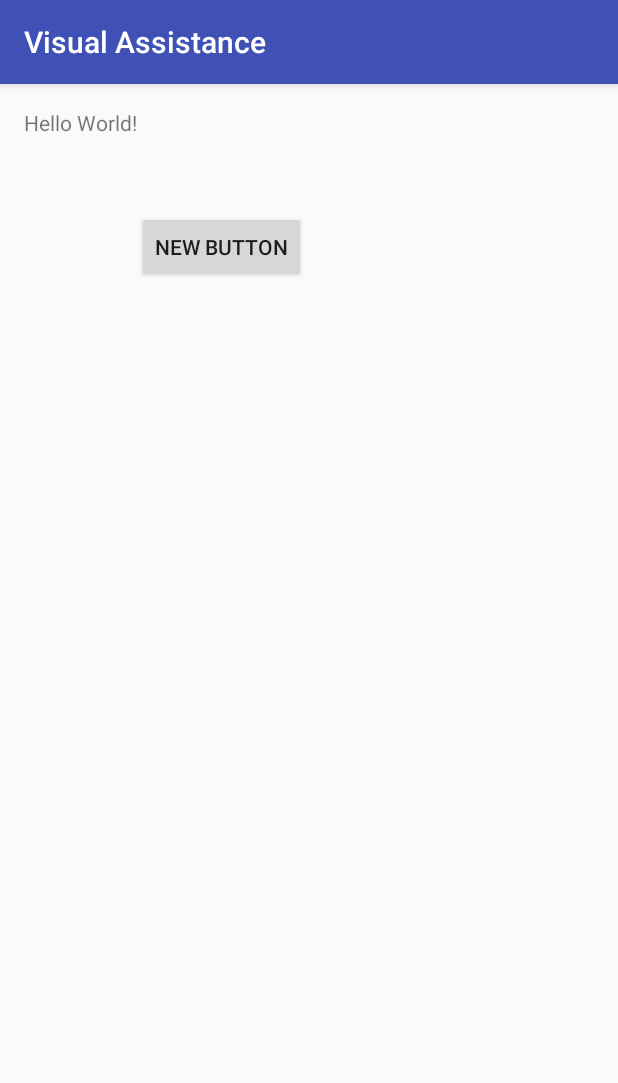
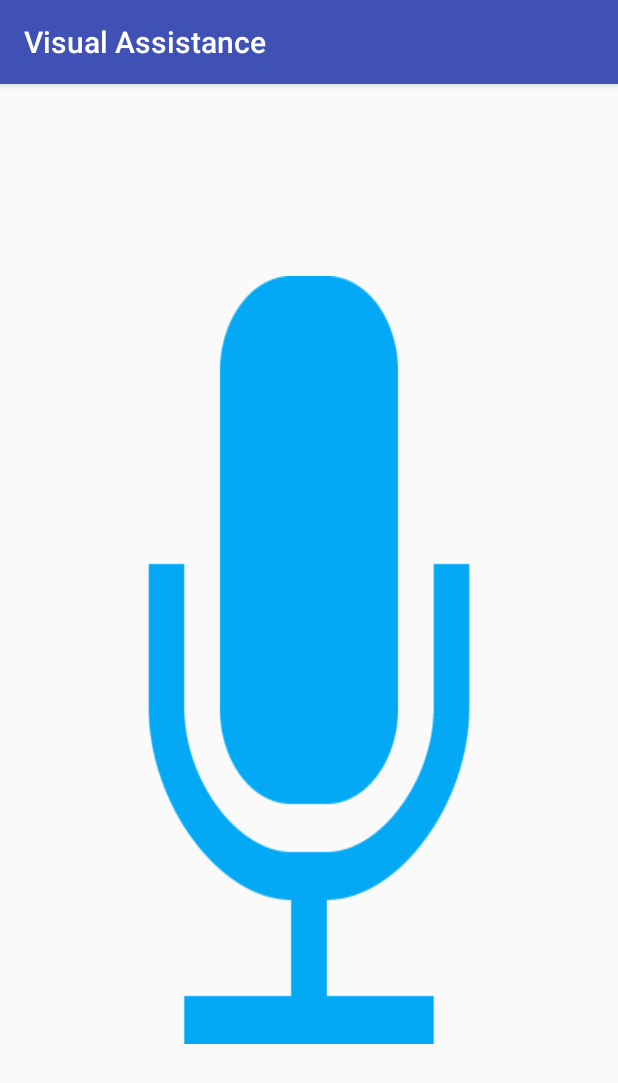
Before and after one commit to rafayTanzeel/WICS-WEG-HACKATHON, an Android app: the screen it shows after launch (MainActivity), on a phone screen of 412 x 824 dp. Shown: the top 1083 px of the screen. Run offline under Robolectric (Android 15) with nearby library versions, the phone set to English and light mode, and no system bars.

Commit message:
Adding mic image and changing button

```diff
--- a/VisualAssistance/app/src/main/res/layout/activity_main.xml
+++ b/VisualAssistance/app/src/main/res/layout/activity_main.xml
@@ -6,17 +6,13 @@
     android:paddingTop="@dimen/activity_vertical_margin"
     android:paddingBottom="@dimen/activity_vertical_margin" tools:context=".MainActivity">
 
-    <TextView android:text="Hello World!" android:layout_width="wrap_content"
-        android:layout_height="wrap_content"
-        android:id="@+id/textView" />
-
     <Button
         android:layout_width="wrap_content"
         android:layout_height="wrap_content"
-        android:text="New Button"
         android:id="@+id/voiceOutputer"
-        android:layout_below="@+id/textView"
-        android:layout_toRightOf="@+id/textView"
-        android:layout_toEndOf="@+id/textView"
-        android:layout_marginTop="49dp"/>
+        android:layout_centerHorizontal="true"
+        android:layout_centerVertical="true"
+        android:layout_marginTop="49dp"
+        android:background="@drawable/mic"/>
+
 </RelativeLayout>
--- /dev/null
+++ b/VisualAssistance/app/src/main/res/values/drawable.xml
@@ -0,0 +1,2 @@
+<?xml version="1.0" encoding="utf-8"?>
+<resources></resources>
```
Also changed, not shown: VisualAssistance/app/src/main/res/drawable/mic.png (added), 1 other file.
